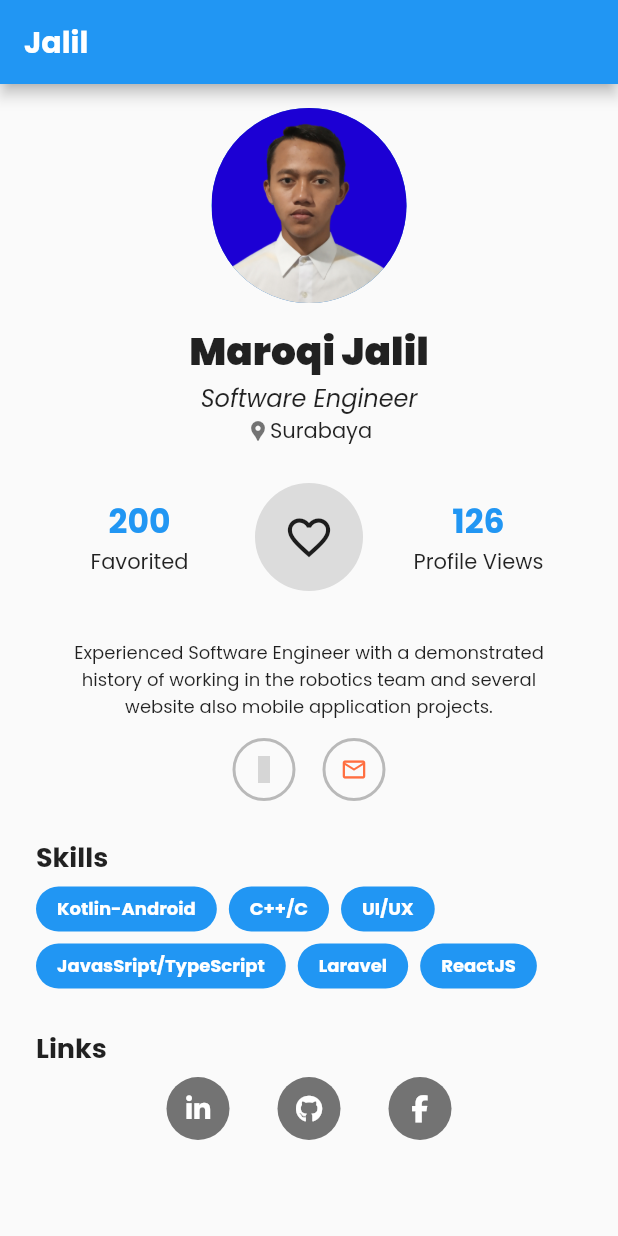
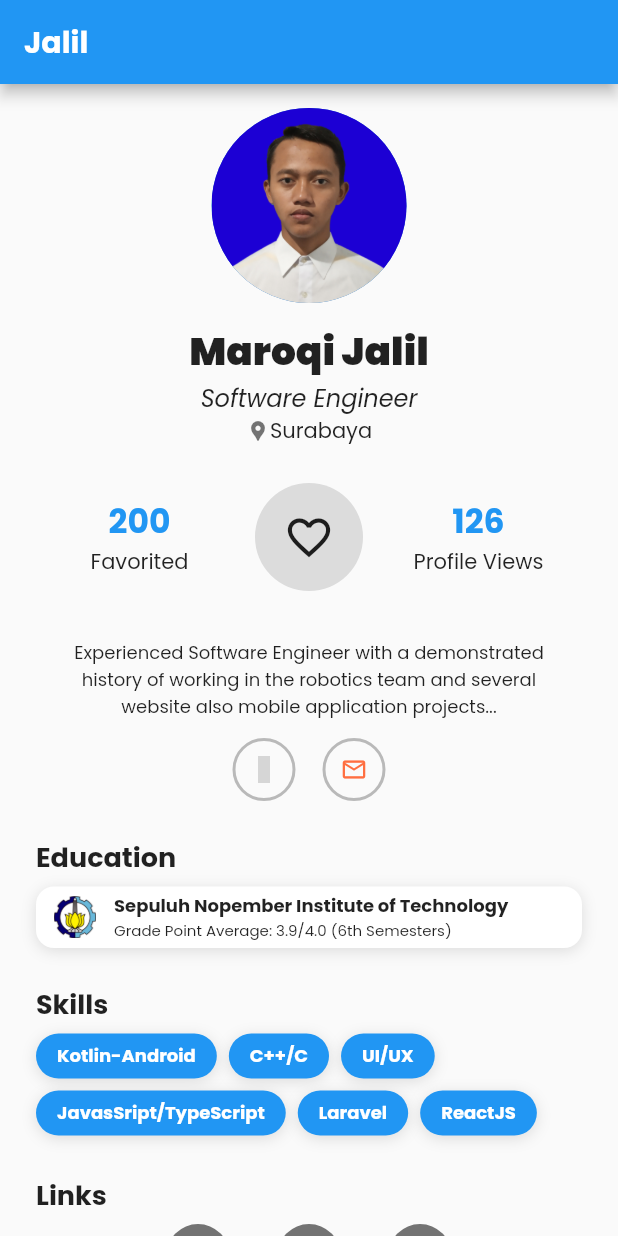
Before and after one commit to maroqijalil/my-portfolio-app, a Flutter app: the screen it shows after launch, on a phone screen of 412 x 824 dp. Run offline on Flutter 3.47's test engine with Material 2 defaults, Android fonts, the phone set to English and light mode, and no system bars; our stand-ins replace font_awesome_flutter, google_fonts; statements that could not run were skipped; grey boxes are pictures that could not be loaded.

Commit message:
feat: add education section

```diff
--- /dev/null
+++ b/lib/modules/profile/components/education_section_component.dart
@@ -0,0 +1,59 @@
+import 'package:flutter/material.dart';
+import 'package:my_portofolio/modules/common/components/section_component.dart';
+import 'package:my_portofolio/modules/profile/widgets/skill_item_widget.dart';
+
+class EducationSectionComponent extends StatelessWidget {
+  const EducationSectionComponent({Key? key}) : super(key: key);
+
+  @override
+  Widget build(BuildContext context) {
+    return SectionComponent(
+      title: "Education",
+      child: Container(
+        padding: EdgeInsets.symmetric(vertical: 4, horizontal: 12),
+        decoration: BoxDecoration(
+          color: Colors.white,
+          borderRadius: BorderRadius.circular(12),
+          boxShadow: [
+            BoxShadow(
+              color: Colors.black12,
+              offset: Offset(0, 2),
+              blurRadius: 8,
+            ),
+          ],
+        ),
+        child: SingleChildScrollView(
+          scrollDirection: Axis.horizontal,
+          child: Row(
+            mainAxisAlignment: MainAxisAlignment.start,
+            children: [
+              Image.asset(
+                'assets/imgs/its.png',
+                width: 28,
+              ),
+              SizedBox(width: 12),
+              Column(
+                mainAxisAlignment: MainAxisAlignment.center,
+                crossAxisAlignment: CrossAxisAlignment.start,
+                children: [
+                  Text(
+                    "Sepuluh Nopember Institute of Technology",
+                    style: TextStyle(
+                      fontSize: 12,
+                      fontWeight: FontWeight.bold,
+                    ),
+                    textAlign: TextAlign.left,
+                  ),
+                  Text(
+                    "Grade Point Average: 3.9/4.0 (6th Semesters)",
+                    style: TextStyle(fontSize: 10),
+                  )
+                ],
+              )
+            ],
+          ),
+        ),
+      ),
+    );
+  }
+}
--- a/lib/modules/profile/components/profile_info_component.dart
+++ b/lib/modules/profile/components/profile_info_component.dart
@@ -1,8 +1,15 @@
 import 'package:flutter/material.dart';
 import '../widgets/rounded_icon_widget.dart';
 
-class ProfileInfoComponent extends StatelessWidget {
+class ProfileInfoComponent extends StatefulWidget {
   const ProfileInfoComponent({Key? key}) : super(key: key);
+
+  @override
+  State<ProfileInfoComponent> createState() => _ProfileInfoComponentState();
+}
+
+class _ProfileInfoComponentState extends State<ProfileInfoComponent> {
+  bool detailedDesc = true;
 
   @override
   Widget build(BuildContext context) {
@@ -10,14 +17,30 @@ class ProfileInfoComponent extends StatelessWidget {
       children: [
         Padding(
           padding: EdgeInsets.symmetric(horizontal: 16.0),
-          child: Text(
-            "Experienced Software Engineer with a demonstrated history " +
-                "of working in the robotics team and several website " +
-                "also mobile application projects.",
-            style: TextStyle(
-              fontSize: 12,
+          child: InkWell(
+            onTap: () {
+              setState(() {
+                detailedDesc = !detailedDesc;
+              });
+            },
+            child: Text(
+              detailedDesc
+                  ? "Experienced Software Engineer with a demonstrated history " +
+                      "of working in the robotics team and several website " +
+                      "also mobile application projects..."
+                  : "Experienced Software Engineer with a demonstrated history " +
+                      "of working in the robotics team and several website " +
+                      "also mobile application projects. Skilled in Programming, " +
+                      "Design, and Website also Mobile Development. " +
+                      "Strong engineering professional with " +
+                      "an Undergraduate Student focused in " +
+                      "Informatics Engineering from " +
+                      "Institut Teknologi Sepuluh Nopember.",
+              style: TextStyle(
+                fontSize: 12,
+              ),
+              textAlign: TextAlign.center,
             ),
-            textAlign: TextAlign.center,
           ),
         ),
         SizedBox(height: 12),
--- a/lib/modules/profile/screens/profile.dart
+++ b/lib/modules/profile/screens/profile.dart
@@ -1,4 +1,5 @@
 import 'package:flutter/material.dart';
+import 'package:my_portofolio/modules/profile/components/education_section_component.dart';
 import 'package:my_portofolio/modules/profile/components/links_section_component.dart';
 import 'package:my_portofolio/modules/profile/components/profile_header_component.dart';
 import 'package:my_portofolio/modules/profile/components/profile_info_component.dart';
@@ -40,6 +41,8 @@ class _ProfileScreenState extends State<ProfileScreen> {
                     SizedBox(height: 32),
                     ProfileInfoComponent(),
                     SizedBox(height: 24),
+                    EducationSectionComponent(),
+                    SizedBox(height: 24),
                     SkillSectionComponent(),
                     SizedBox(height: 18),
                     LinksSectionComponent(),
--- a/lib/modules/profile/widgets/skill_item_widget.dart
+++ b/lib/modules/profile/widgets/skill_item_widget.dart
@@ -24,6 +24,13 @@ class SkillItemComponent extends StatelessWidget {
       decoration: BoxDecoration(
         borderRadius: BorderRadius.circular(100),
         color: Colors.blue,
+        boxShadow: [
+          BoxShadow(
+            color: Colors.black12,
+            offset: Offset(0, 2),
+            blurRadius: 8,
+          ),
+        ]
       ),
     );
   }
```
Also changed, not shown: assets/imgs/its.png (added).
